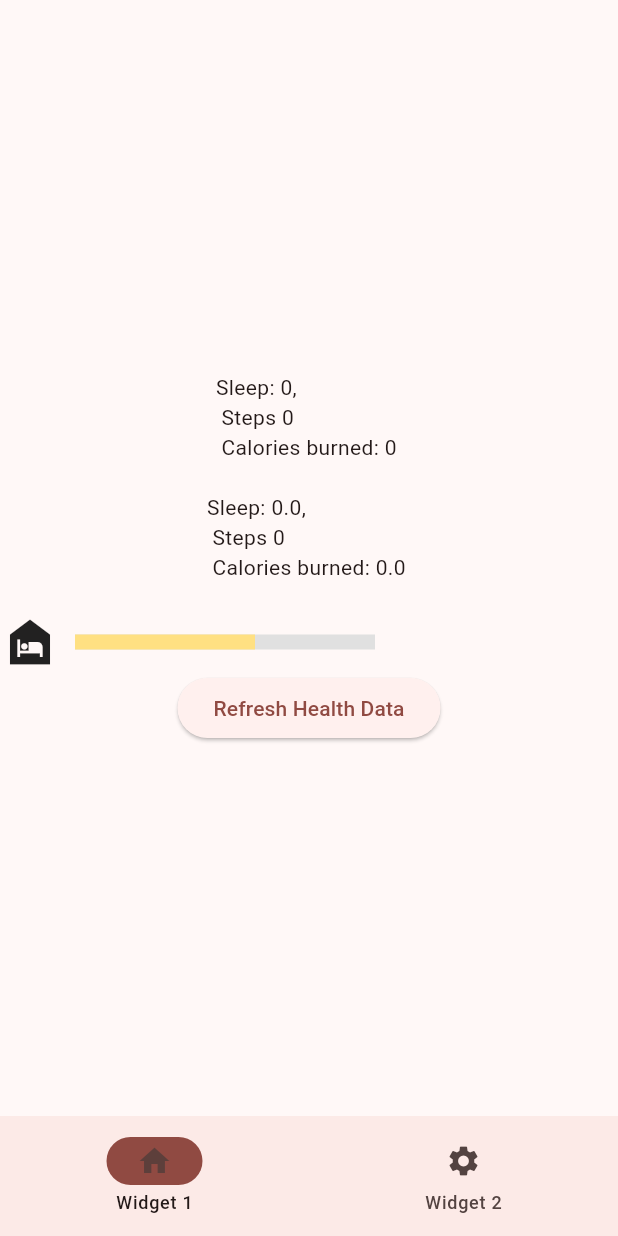
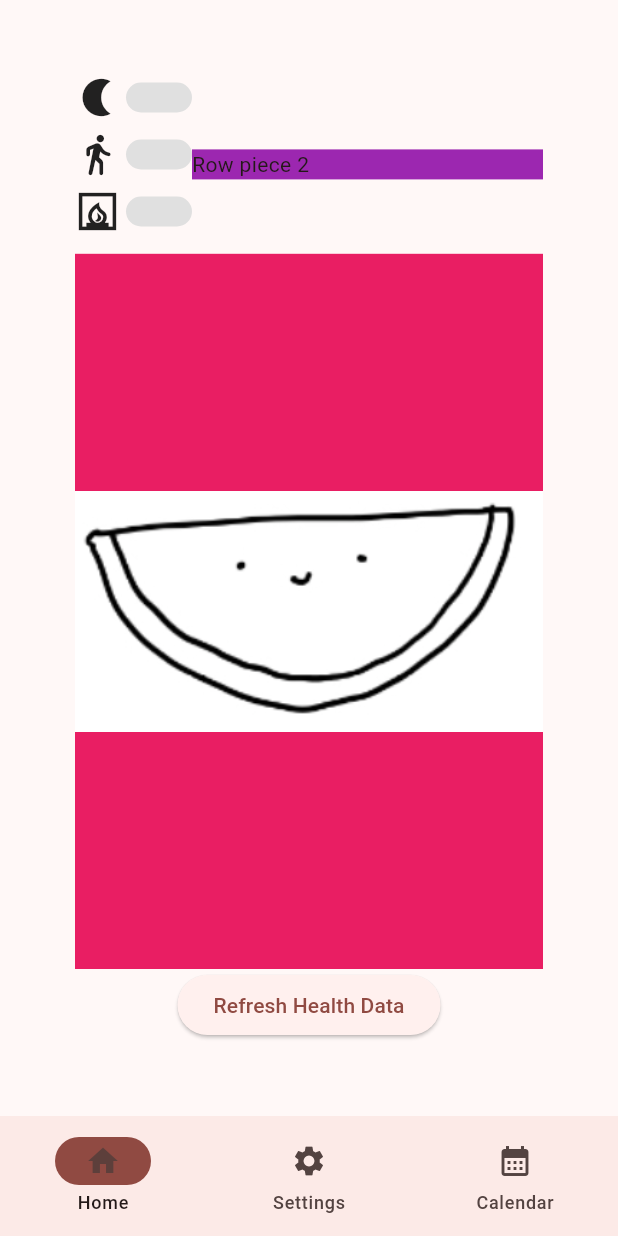
Before and after one commit to juliettepark/melon-metrics, a Flutter app: the screen it shows after launch, on a phone screen of 412 x 824 dp. Run offline on Flutter 3.47's test engine with Material 3 defaults, Android fonts, the phone set to English and light mode, and no system bars; our stand-ins replace table_calendar; missing offline and left inert: health.

Commit message:
added progress data bars

```diff
--- a/lib/views/home_view.dart
+++ b/lib/views/home_view.dart
@@ -23,27 +23,139 @@ class HomeView extends StatelessWidget {
     return
       Consumer2<HealthProvider, GoalProvider>(
       builder: (context, healthProvider, goalProvider, child) {
-        return Center(
+        return Padding(
+          padding: const EdgeInsets.all(50.0),
           child: Column(
-            mainAxisAlignment: MainAxisAlignment.center,
-            crossAxisAlignment: CrossAxisAlignment.center,
-            children: [
-                Text("Sleep: ${goalProvider.sleepHours.toString()}, \n Steps ${goalProvider.steps.toString()} \n Calories burned: ${goalProvider.calories.toString()} \n"),
-                Text("Sleep: ${healthProvider.sleepHours.toString()}, \n Steps ${healthProvider.steps.toString()} \n Calories burned: ${healthProvider.caloriesBurned.toString()} \n"),
-                // LinearProgressIndicator(
-                //   value: 3/5,
-                //   backgroundColor: Colors.grey[300],
-                //   color: Colors.blue,
-                //   minHeight: 100,
-                // ),
-                ProgressBar(barIcon: Icons.night_shelter, goal: 5.0, actual: 3.0),
-                ElevatedButton(
-                  onPressed: () => getHealthData(context),
-                  child: const Text('Refresh Health Data'),
+            children: <Widget>[
+              // Health stats
+              Expanded(
+                // flex: 2,
+                child: Row(
+                  crossAxisAlignment: CrossAxisAlignment.center,
+                  mainAxisAlignment: MainAxisAlignment.center,
+                  children: [
+                    // ALL STATS CONTAINER
+                    const Expanded(
+                      flex: 1,
+                      child: ProgressBar()
+
+                      // Column(
+                      //   children: [
+                      //     Padding(
+                      //       padding: const EdgeInsets.only(bottom: 8.0),
+                      //       child: Row(
+                      //         children: [
+                      //           Icon(Icons.nightlight, size: 30,),
+                      //           Expanded(
+                      //             child: LinearProgressIndicator(
+                      //               value: 3/5,
+                      //               backgroundColor: Colors.grey[300],
+                      //               color: Colors.amber.shade200,
+                      //               minHeight: 20,
+                      //               borderRadius: BorderRadius.circular(50),
+                      //             ),
+                      //           ),
+                      //         ],
+                      //       ),
+                      //     ),
+                      //     Padding(
+                      //       padding: const EdgeInsets.only(bottom: 8.0),
+                      //       child: Row(
+                      //         children: [
+                      //           Icon(Icons.nightlight, size: 30,),
+                      //           Expanded(
+                      //             child: LinearProgressIndicator(
+                      //               value: 3/5,
+                      //               backgroundColor: Colors.grey[300],
+                      //               color: Colors.amber.shade200,
+                      //               minHeight: 20,
+                      //               borderRadius: BorderRadius.circular(50),
+                      //             ),
+                      //           ),
+                      //         ],
+                      //       ),
+                      //     ),
+                      //     Padding(
+                      //       padding: const EdgeInsets.only(bottom: 8.0),
+                      //       child: Row(
+                      //         children: [
+                      //           Icon(Icons.nightlight, size: 30,),
+                      //           Expanded(
+                      //             child: LinearProgressIndicator(
+                      //               value: 3/5,
+                      //               backgroundColor: Colors.grey[300],
+                      //               color: Colors.amber.shade200,
+                      //               minHeight: 20,
+                      //               borderRadius: BorderRadius.circular(50),
+                      //             ),
+                      //           ),
+                      //         ],
+                      //       ),
+                      //     ),
+                      //   ],
+                      // )
+                    ),
+                    Expanded(
+                      flex: 3,
+                      child: Container(
+                        color: Colors.purple,
+                        child: Text('Row piece 2'),
+                      )
+                    )
+                  ],
                 ),
+              ),
+
+              // Animation
+              Expanded(
+                flex: 4,
+                child: Container(
+                  color: Colors.pink,
+                  child: const Image(image: AssetImage('assets/good.png'), width: double.infinity,)
+                )
+              ),
+
+              // Refresh button
+              ElevatedButton(
+                onPressed: () => getHealthData(context),
+                child: const Text('Refresh Health Data'),
+              ),
+              // Expanded(
+              //   child: Container(
+              //     color: Colors.blue,
+              //     child: ElevatedButton(
+              //       onPressed: () => getHealthData(context),
+              //       child: const Text('Refresh Health Data'),
+              //     ),
+              //   )
+              // ),
             ],
           ),
         );
+
+        // Column(
+        //   mainAxisAlignment: MainAxisAlignment.center,
+        //   crossAxisAlignment: CrossAxisAlignment.center,
+        //   children: [
+        //       Text("Sleep: ${goalProvider.sleepHours.toString()}, \n Steps ${goalProvider.steps.toString()} \n Calories burned: ${goalProvider.calories.toString()} \n"),
+        //       Text("Sleep: ${healthProvider.sleepHours.toString()}, \n Steps ${healthProvider.steps.toString()} \n Calories burned: ${healthProvider.caloriesBurned.toString()} \n"),
+        //       // LinearProgressIndicator(
+        //       //   value: 3/5,
+        //       //   backgroundColor: Colors.grey[300],
+        //       //   color: Colors.blue,
+        //       //   minHeight: 100,
+        //       // ),
+        //       // Container(
+        //       //   color: Colors.blue,
+        //       //   child: Text('helo'),
+        //       // ),
+        //       ProgressBar(barIcon: Icons.night_shelter, goal: 5.0, actual: 3.0),
+        //       ElevatedButton(
+        //         onPressed: () => getHealthData(context),
+        //         child: const Text('Refresh Health Data'),
+        //       ),
+        //   ],
+        // );
       }
 
         // Consumer<GoalProvider>(
--- a/lib/views/melon_metrics_app.dart
+++ b/lib/views/melon_metrics_app.dart
@@ -1,6 +1,7 @@
 import 'package:flutter/material.dart';
 import 'package:melon_metrics/models/goal_setting.dart';
 import 'package:melon_metrics/providers/goal_provider.dart';
+import 'package:melon_metrics/views/calendar_view.dart';
 import 'package:melon_metrics/views/home_view.dart';
 import 'package:melon_metrics/views/settings_views.dart';
 import 'package:provider/provider.dart';
@@ -36,17 +37,15 @@ class _MelonMetricsAppState extends State<MelonMetricsApp> {
 
           // This defines what is in the nav bar
           destinations: const <Widget>[
-            NavigationDestination(icon: Icon(Icons.home), label: 'Widget 1'),
+            NavigationDestination(icon: Icon(Icons.home), label: 'Home'),
             NavigationDestination(
-                icon: Icon(Icons.settings), label: 'Widget 2'),
-            // NavigationDestination(icon: Icon(Icons.donut_large_outlined), label: 'Widget 3'),
+                icon: Icon(Icons.settings), label: 'Settings'),
+            NavigationDestination(icon: Icon(Icons.calendar_month), label: 'Calendar'),
             // NavigationDestination(icon: Icon(Icons.phone), label: 'Widget 4'),
           ],
         ),
 
-        // Here we choose how to populate the body using the current value of _currentTabIndex
-        // Consumer2<HealthProvider, GoalProvider>(
-        // builder: (context, healthProvider, goalProvider, child) {
+
         body: Center(
             child: switch (_currentTabIndex) {
           0 => const HomeView(),
@@ -57,6 +56,7 @@ class _MelonMetricsAppState extends State<MelonMetricsApp> {
                       sleepHours: goalProvider.sleepHours,
                       steps: goalProvider.steps));
             }),
+          2 => const CalendarPage(),
           _ => const Placeholder(),
         }));
   }
--- a/lib/views/progress_bar.dart
+++ b/lib/views/progress_bar.dart
@@ -1,78 +1,96 @@
 import 'package:flutter/material.dart';
+import 'package:melon_metrics/providers/goal_provider.dart';
+import 'package:melon_metrics/providers/health_provider.dart';
+import 'package:provider/provider.dart';
 
 class ProgressBar extends StatelessWidget {
 
-  IconData barIcon;
-  double goal;
-  double actual;
-  ProgressBar({super.key, required this.barIcon, required this.goal, required this.actual});
+  // IconData barIcon;
+  // double goal;
+  // double actual;
+  // HealthProvider healthProvider;
+  // GoalProvider goalProvider;
+  // ProgressBar({super.key, required this.healthProvider, required this.goalProvider});
+  const ProgressBar({super.key});
 
   @override
   Widget build(BuildContext context) {
+    final singleUseHealthProvider = Provider.of<HealthProvider>(context, listen:false);
+    final singleUseGoalProvider = Provider.of<GoalProvider>(context, listen:false);
+    return Column(
+      children: [
+        makeSingleBar(Icons.nightlight,
+                      singleUseGoalProvider.sleepHours.toDouble(),
+                      singleUseHealthProvider.sleepHours,
+                      Colors.purple.shade200),
+        makeSingleBar(Icons.directions_walk_rounded,
+                      singleUseGoalProvider.steps.toDouble(),
+                      singleUseHealthProvider.steps.toDouble(),
+                      Colors.pink.shade100),
+        makeSingleBar(Icons.fireplace_outlined,
+                      singleUseGoalProvider.calories.toDouble(),
+                      singleUseHealthProvider.caloriesBurned,
+                      Colors.amber.shade200),
+      ],
+    );
+
+    // Column(
+    //   mainAxisAlignment: MainAxisAlignment.center,
+    //   crossAxisAlignment: CrossAxisAlignment.center,
+    //   children: [
+    //     Row(
+    //       children: [
+    //         Icon(barIcon, size: 40,),
+    //         const SizedBox(width: 10,),
+    //         SizedBox(
+    //           width: 200,
+    //           child: LinearProgressIndicator(
+    //             value: progress,
+    //             backgroundColor: Colors.grey[300],
+    //             color: Colors.amber.shade200,
+    //             minHeight: 10,
+    //           ),
+    //         ),
+    //       ],
+    //     ),
+    //   ],
+    // );
+  }
+
+  Widget makeSingleBar(IconData barIcon, double goal, double actual, Color fillBar) {
     // Calculate the progress as a percentage
-    double progress = actual / goal;
+    double progress;
 
     // Make sure the progress doesn't exceed 100% (i.e., 1.0)
+    print('Goal: ${goal}, Actual $actual');
+    if (goal != 0.0 && actual != 0.0) {
+      progress = actual / goal;
+    } else {
+      progress = 0.0;
+    }
     progress = progress > 1.0 ? 1.0 : progress;
-    return Column(
-      mainAxisAlignment: MainAxisAlignment.center,
-      crossAxisAlignment: CrossAxisAlignment.center,
+    // progress = goal == 0 || actual == 0 ? 0 : progress;
+
+
+    return Padding(
+      padding: const EdgeInsets.only(bottom: 8.0),
+      child: Row(
         children: [
-        Row(
-          children: [
-            Icon(barIcon, size: 40,),
-            const SizedBox(width: 10,),
-            SizedBox(
-              width: 200,
+          Padding(
+            padding: const EdgeInsets.only(right: 4.0),
+            child: Icon(barIcon, size: 30,),
+          ),
+          Expanded(
             child: LinearProgressIndicator(
               value: progress,
               backgroundColor: Colors.grey[300],
-                color: Colors.amber.shade200,
-                minHeight: 10,
+              color: fillBar,
+              minHeight: 20,
+              borderRadius: BorderRadius.circular(50),
             ),
           ),
         ],
       ),
-      ],
     );
-
-    // Center(
-    //   child: Column(
-    //     mainAxisAlignment: MainAxisAlignment.center,
-    //     crossAxisAlignment: CrossAxisAlignment.center,
-    //     children: [
-    //       Text("Goal: $goal, Actual: $actual"),
-    //       const SizedBox(height: 10),
-    //       Row(
-    //         mainAxisAlignment: MainAxisAlignment.center,
-    //         children: [
-    //           Icon(barIcon),
-    //           const SizedBox(width: 10),
-    //           SizedBox(
-    //             width: 200,
-    //             child: LinearProgressIndicator(
-    //                   value: progress,
-    //                   backgroundColor: Colors.grey[300],
-    //                   color: Colors.amber.shade200,
-    //                   minHeight: 10,
-    //                 ),
-    //           ),
-    //         ],
-    //       ),
-    //     ],
-    //   ),
-    // );
   }
 }
-
-// Row(
-      //   children: [
-      //     const Icon(Icons.night_shelter_sharp),
-      //     LinearProgressIndicator(
-      //       value: progress,
-      //       backgroundColor: Colors.grey[300],
-      //       color: Colors.amber.shade200,
-      //       minHeight: 30,
-      //     ),
-      //   ],
-      // ),
--- a/lib/views/settings_views.dart
+++ b/lib/views/settings_views.dart
@@ -105,7 +105,7 @@ class _SettingsViewsState extends State<SettingsViews> {
             Row(
               mainAxisAlignment: MainAxisAlignment.center,
               children: [
-                const Text('Screen Time: ', style: TextStyle(fontSize: 16)),
+                const Text('Calories: ', style: TextStyle(fontSize: 16)),
                 SizedBox(
                   width: 150,
                   child: TextFormField(
@@ -135,7 +135,7 @@ class _SettingsViewsState extends State<SettingsViews> {
                     .updateGoals(currentSleep, currentSteps, currentCalories);
                 Provider.of<HealthProvider>(context, listen: false)
                     .updateGoals(context);
-                Navigator.pop(context); // Optionally navigate back
+                // Navigator.pop(context); // Optionally navigate back
               },
               child: const Text('Save'),
             ),
--- a/pubspec.yaml
+++ b/pubspec.yaml
@@ -21,3 +21,5 @@ dev_dependencies:
 
 flutter:
   uses-material-design: true
+  assets:
+    - assets/good.png
```
Also changed, not shown: assets/good.png (added), assets/okay.png (added), assets/poor.png (added). Lines whose indentation alone changed are shown as unchanged.
